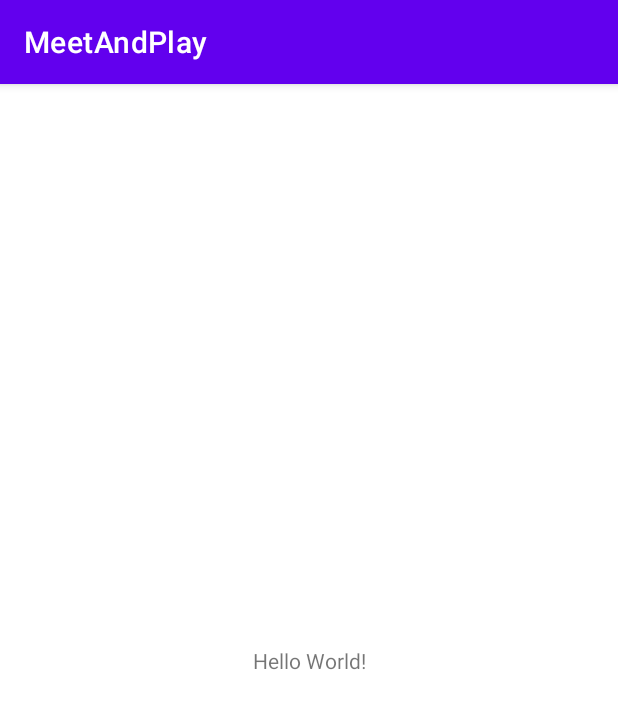
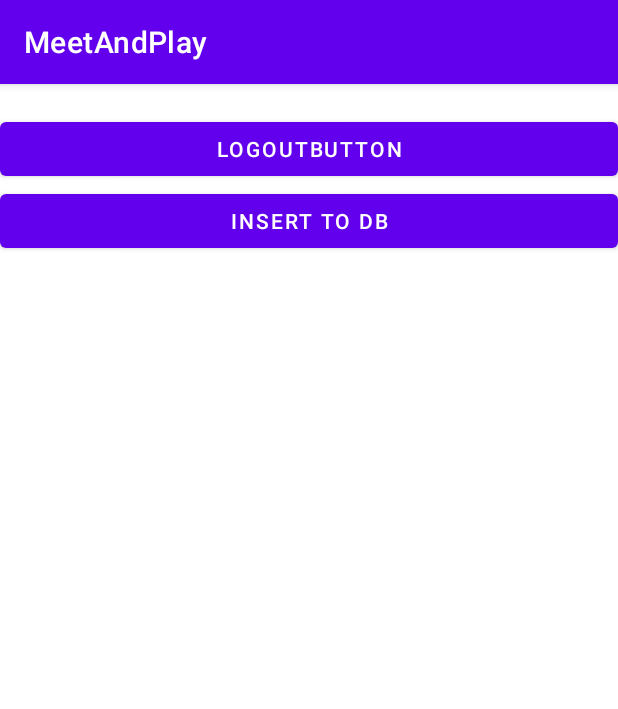
Before and after one commit to MuskoM/MeetAndPlay, an Android app: the screen it shows after launch (MainActivity), after a tap on "LOG IN", on a phone screen of 412 x 824 dp. Shown: the top 709 px of the screen. Run offline under Robolectric (Android 15) with nearby library versions, the light colour scheme and no system bars; our stand-ins replace Firebase (no records; nobody signed in at launch, a user with empty details on screens opened directly); libraries missing offline, so code that uses them is left out: io.realm, io.realm.mongodb.

Commit message:
Here we go

```diff
--- a/app/build.gradle
+++ b/app/build.gradle
@@ -1,5 +1,6 @@
 plugins {
     id 'com.android.application'
+    id 'com.google.gms.google-services'
 }
 
 apply plugin: 'realm-android'
@@ -39,6 +40,8 @@ dependencies {
     implementation 'androidx.appcompat:appcompat:1.2.0'
     implementation 'com.google.android.material:material:1.2.1'
     implementation 'androidx.constraintlayout:constraintlayout:2.0.4'
+    implementation 'com.google.firebase:firebase-database:19.6.0'
+    implementation 'com.google.firebase:firebase-auth:20.0.1'
     testImplementation 'junit:junit:4.+'
     androidTestImplementation 'androidx.test.ext:junit:1.1.2'
     androidTestImplementation 'androidx.test.espresso:espresso-core:3.3.0'
--- a/app/src/main/java/com/nvi0/pb/meetandplay/LoginActivity.java
+++ b/app/src/main/java/com/nvi0/pb/meetandplay/LoginActivity.java
@@ -1,5 +1,6 @@
 package com.nvi0.pb.meetandplay;
 
+import androidx.annotation.NonNull;
 import androidx.appcompat.app.AppCompatActivity;
 
 import android.content.Intent;
@@ -10,6 +11,13 @@ import android.util.Log;
 import android.view.View;
 import android.widget.Button;
 import android.widget.EditText;
+import android.widget.Toast;
+
+import com.google.android.gms.tasks.OnCompleteListener;
+import com.google.android.gms.tasks.Task;
+import com.google.firebase.auth.AuthResult;
+import com.google.firebase.auth.FirebaseAuth;
+import com.google.firebase.auth.FirebaseUser;
 
 import java.io.Serializable;
 
@@ -19,11 +27,9 @@ import io.realm.mongodb.AppConfiguration;
 
 public class LoginActivity extends AppCompatActivity {
 
-    public static final String APPID = "meetandplay-zfyuu";
-    public static final String USER_LOGIN_DETAILS = "com.nvi0.pb.login.USER_LOGIN_DETAILS";
-    public static final String REALM_APP = "com.nvi0.pb.realm.app";
+    private static final String TAG = "LoginActivity" ;
+    private FirebaseAuth mAuth;
 
-    App app;
     String login_string,password_string;
     Button loginUserBtn;
     Button registerUserBtn;
@@ -31,11 +37,16 @@ public class LoginActivity extends AppCompatActivity {
     EditText userCredentialsLogin, userCredentialsPassword;
 
     @Override
+    protected void onStart() {
+        super.onStart();
+    }
+
+    @Override
     protected void onCreate(Bundle savedInstanceState) {
         super.onCreate(savedInstanceState);
         setContentView(R.layout.activity_login);
-        Realm.init(this);
-        app = new App(new AppConfiguration.Builder(APPID).build());
+
+        mAuth = FirebaseAuth.getInstance();
 
         loginUserBtn = findViewById(R.id.login_button);
         registerUserBtn = findViewById(R.id.login_view_register_button);
@@ -83,10 +94,28 @@ public class LoginActivity extends AppCompatActivity {
             @Override
             public void onClick(View v) {
                 Intent userDetailsIntent = new Intent(LoginActivity.this,MainActivity.class);
-                Bundle userCredentialsBundle = new Bundle();
-                userCredentialsBundle.putString("Login",login_string);
-                userCredentialsBundle.putString("Password",password_string);
-                userDetailsIntent.putExtra(USER_LOGIN_DETAILS,userCredentialsBundle);
+
+                mAuth.signInWithEmailAndPassword(login_string, password_string)
+                        .addOnCompleteListener(LoginActivity.this, new OnCompleteListener<AuthResult>() {
+                            @Override
+                            public void onComplete(@NonNull Task<AuthResult> task) {
+                                if (task.isSuccessful()) {
+                                    // Sign in success, update UI with the signed-in user's information
+                                    Log.d(TAG, "signInWithEmail:success");
+                                    FirebaseUser user = mAuth.getCurrentUser();
+                                    updateUI(user);
+                                } else {
+                                    // If sign in fails, display a message to the user.
+                                    Log.w(TAG, "signInWithEmail:failure", task.getException());
+                                    Toast.makeText(LoginActivity.this, "Authentication failed.",
+                                            Toast.LENGTH_SHORT).show();
+                                    updateUI(null);
+                                }
+
+                                // ...
+                            }
+                        });
+
                 startActivity(userDetailsIntent);
 
             }
@@ -102,5 +131,11 @@ public class LoginActivity extends AppCompatActivity {
 
     }
 
+    private void  updateUI(FirebaseUser user){
+
+        Intent intent = new Intent(LoginActivity.this,MainActivity.class);
+        startActivity(intent);
+    }
+
 
 }
--- a/app/src/main/java/com/nvi0/pb/meetandplay/MainActivity.java
+++ b/app/src/main/java/com/nvi0/pb/meetandplay/MainActivity.java
@@ -1,26 +1,73 @@
 package com.nvi0.pb.meetandplay;
 
+import androidx.annotation.NonNull;
 import androidx.appcompat.app.AppCompatActivity;
 
 import android.content.Intent;
 import android.os.Bundle;
-import android.util.Log;
-import io.realm.Realm;
+import android.view.View;
+import android.widget.Button;
+import android.widget.TextView;
+
+import com.google.firebase.auth.FirebaseAuth;
+import com.google.firebase.database.DataSnapshot;
+import com.google.firebase.database.DatabaseError;
+import com.google.firebase.database.DatabaseReference;
+import com.google.firebase.database.FirebaseDatabase;
+import com.google.firebase.database.ValueEventListener;
+
 
 public class MainActivity extends AppCompatActivity {
+
+    FirebaseAuth myAuth;
+    Button logout_btn;
+    Button insert_btn;
+    TextView txt_view;
+    DatabaseReference messagesDbReference = FirebaseDatabase.getInstance().getReference("message");
 
     @Override
     protected void onCreate(Bundle savedInstanceState) {
         super.onCreate(savedInstanceState);
         setContentView(R.layout.activity_main);
-        Intent LoginIntent = getIntent();
-        Bundle LoginCredentials = LoginIntent.getBundleExtra(LoginActivity.USER_LOGIN_DETAILS);
-        Log.d("MainActivity","Intent: " + LoginCredentials.getString("Login"));
+        myAuth = FirebaseAuth.getInstance();
+        logout_btn = findViewById(R.id.logout_btn);
+        insert_btn = findViewById(R.id.insert_to_db);
+        txt_view = findViewById(R.id.text_text);
+
+        messagesDbReference.addValueEventListener(new ValueEventListener() {
+            @Override
+            public void onDataChange(@NonNull DataSnapshot snapshot) {
+
+                String message = snapshot.getValue(String.class);
+                txt_view.setText(message);
+
+            }
+
+            @Override
+            public void onCancelled(@NonNull DatabaseError error) {
+
+
+
+            }
+        });
+
+        insert_btn.setOnClickListener(new View.OnClickListener() {
+            @Override
+            public void onClick(View v) {
+                messagesDbReference.setValue("Sample child");
+            }
+        });
+
+        logout_btn.setOnClickListener(new View.OnClickListener() {
+            @Override
+            public void onClick(View v) {
+                myAuth.signOut();
+                Intent intent = new Intent(MainActivity.this,LoginActivity.class);
+                startActivity(intent);
+            }
+        });
 
     }
 
-    void test(){
-
-    }
 
 }
--- a/app/src/main/res/layout/activity_main.xml
+++ b/app/src/main/res/layout/activity_main.xml
@@ -1,18 +1,29 @@
 <?xml version="1.0" encoding="utf-8"?>
-<androidx.constraintlayout.widget.ConstraintLayout xmlns:android="http://schemas.android.com/apk/res/android"
+<LinearLayout xmlns:android="http://schemas.android.com/apk/res/android"
     xmlns:app="http://schemas.android.com/apk/res-auto"
     xmlns:tools="http://schemas.android.com/tools"
     android:layout_width="match_parent"
     android:layout_height="match_parent"
+    android:orientation="vertical"
     tools:context=".MainActivity">
 
     <TextView
+        android:id="@+id/text_text"
         android:layout_width="wrap_content"
         android:layout_height="wrap_content"
-        android:text="Hello World!"
-        app:layout_constraintBottom_toBottomOf="parent"
-        app:layout_constraintLeft_toLeftOf="parent"
-        app:layout_constraintRight_toRightOf="parent"
-        app:layout_constraintTop_toTopOf="parent" />
+        android:text="Hello World!" />
 
-</androidx.constraintlayout.widget.ConstraintLayout>
+    <Button
+        android:id="@+id/logout_btn"
+        android:layout_width="match_parent"
+        android:layout_height="wrap_content"
+        android:text="LogoutButton"/>
+
+    <Button
+        android:id="@+id/insert_to_db"
+        android:layout_width="match_parent"
+        android:layout_height="wrap_content"
+        android:text="Insert To DB"/>
+
+
+</LinearLayout>
--- a/build.gradle
+++ b/build.gradle
@@ -7,6 +7,7 @@ buildscript {
     dependencies {
         classpath "com.android.tools.build:gradle:4.1.1"
         classpath "io.realm:realm-gradle-plugin:10.2.0"
+        classpath 'com.google.gms:google-services:4.3.4'
 
         // NOTE: Do not place your application dependencies here; they belong
         // in the individual module build.gradle files
```
Also changed, not shown: app/src/main/java/com/nvi0/pb/meetandplay/RegisterActivity.java (+38 -1 lines), 1 other file.
